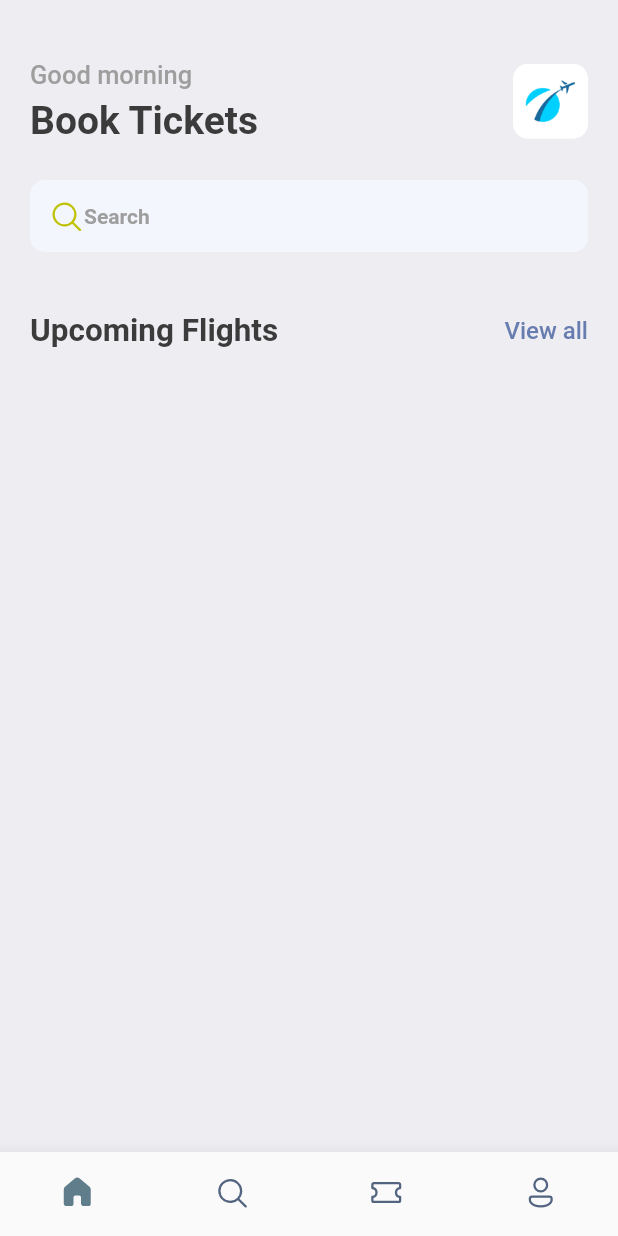
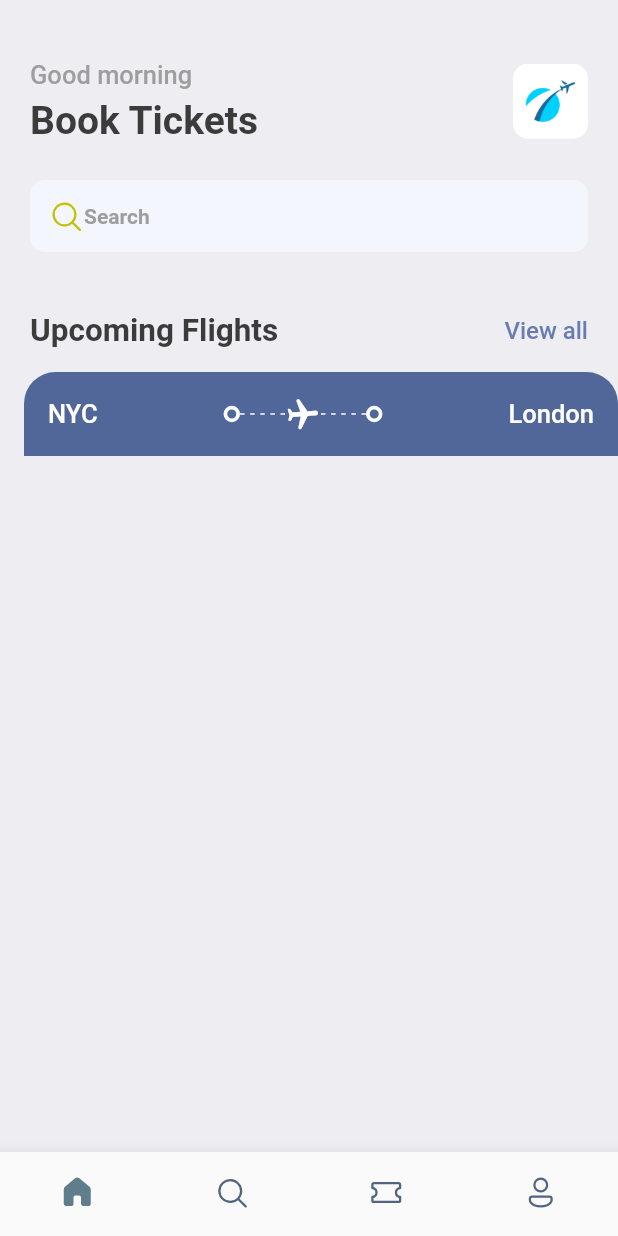
Before and after one commit to Ericky121/booktickets, a Flutter app: the screen it shows after launch, on a phone screen of 412 x 824 dp. Run offline on Flutter 3.47's test engine with Material 2 defaults, Android fonts, the phone set to English and light mode, and no system bars; our stand-ins replace fluentui_icons, gap.

Commit message:
2022.07.26 Changed

```diff
--- a/lib/screens/home_screen.dart
+++ b/lib/screens/home_screen.dart
@@ -1,3 +1,4 @@
+import 'package:booktickets/screens/ticket_view.dart';
 import 'package:booktickets/utils/app_styles.dart';
 import 'package:fluentui_icons/fluentui_icons.dart';
 import 'package:flutter/cupertino.dart';
@@ -88,7 +89,9 @@ class HomeScreen extends StatelessWidget {
                 )
               ],
             ),
-          )
+          ),
+          const Gap(15),
+          TicketView(),
         ],
       ),
     );
--- a/lib/screens/ticket_view.dart
+++ b/lib/screens/ticket_view.dart
@@ -1,3 +1,5 @@
+import 'package:booktickets/utils/app_styles.dart';
+import 'package:booktickets/widgets/thick_container.dart';
 import 'package:flutter/material.dart';
 
 import '../utils/app_layout.dart';
@@ -12,9 +14,60 @@ class TicketView extends StatelessWidget {
       width: size.width,
       height: 200,
       child: Container(
+        margin: const EdgeInsets.only(left: 16),
         child: Column(
           children: [
+            Container(
+              decoration: const BoxDecoration(
+                color: Color(0xFF526799),
+                borderRadius: BorderRadius.only(
+                  topLeft: Radius.circular(21),
+                  topRight: Radius.circular(21),
+                )
+              ),
+              padding: const EdgeInsets.all(16),
+              child: Column(
+                children: [
+                  Row(
+                    children: [
+                      Text("NYC", style: Styles.headLineStyle3.copyWith(color: Colors.white)),
+                      Expanded(child: Container(),),
+                      ThickContainer(),
+                      Expanded(
+                        child: Stack(
+                          children: [
+                            SizedBox(
+                              height: 24,
+                              child: LayoutBuilder(
+                                builder: (BuildContext context, BoxConstraints constraints) {
+                                  print("The width is ${constraints.constrainWidth()}");
+                                  return Flex(
+                                    direction: Axis.horizontal,
+                                    mainAxisAlignment: MainAxisAlignment.spaceBetween,
+                                    mainAxisSize: MainAxisSize.max,
+                                    children: List.generate((constraints.constrainWidth()/6).floor(), (index) => SizedBox(
+                                      width: 3, height: 1, child: DecoratedBox(decoration: BoxDecoration(
+                                        color: Colors.white
+                                    ),),
+                                    )),
+                                  );
+                                },
+                              ),
+                            ),
+                            Center(child: Transform.rotate(angle: 1.5, child: Icon(Icons.local_airport_rounded, color: Colors.white),)),
+                          ],
+                        ),
+                      ),
 
+                      ThickContainer(),
+                      Expanded(child: Container(),),
+
+                      Text("London", style: Styles.headLineStyle3.copyWith(color: Colors.white)),
+                    ],
+                  )
+                ],
+              )
+            )
           ],
         ),
       )
--- /dev/null
+++ b/lib/widgets/thick_container.dart
@@ -0,0 +1,16 @@
+import 'package:flutter/material.dart';
+
+class ThickContainer extends StatelessWidget {
+  const ThickContainer({Key? key}) : super(key: key);
+
+  @override
+  Widget build(BuildContext context) {
+    return Container(
+      padding: const EdgeInsets.all(3.0),
+      decoration: BoxDecoration(
+        borderRadius: BorderRadius.circular(20),
+        border: Border.all(width: 2.5, color: Colors.white),
+      ),
+    );
+  }
+}
```
